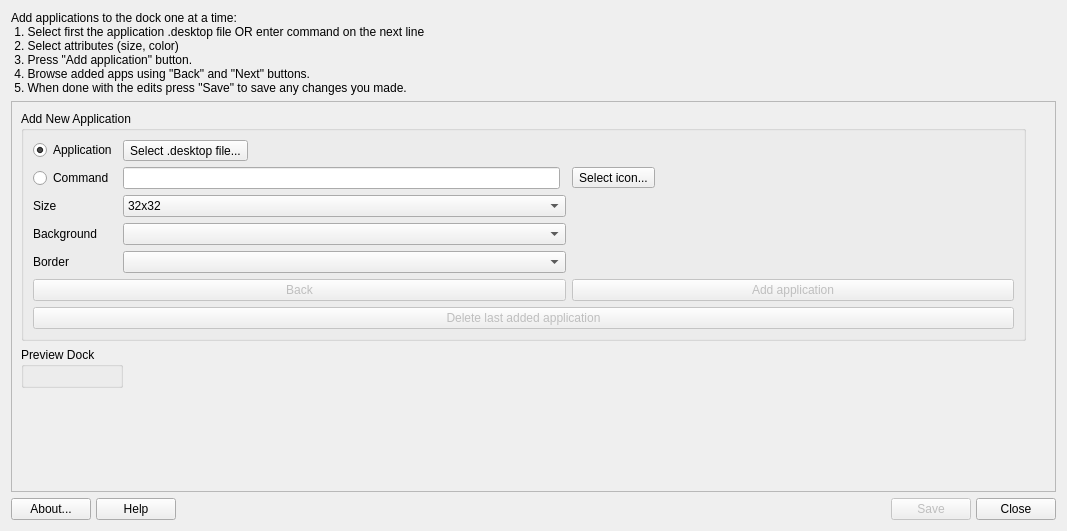
Qt form mainwindow.ui (AdrianTM/mx-dockmaker) before a commit.
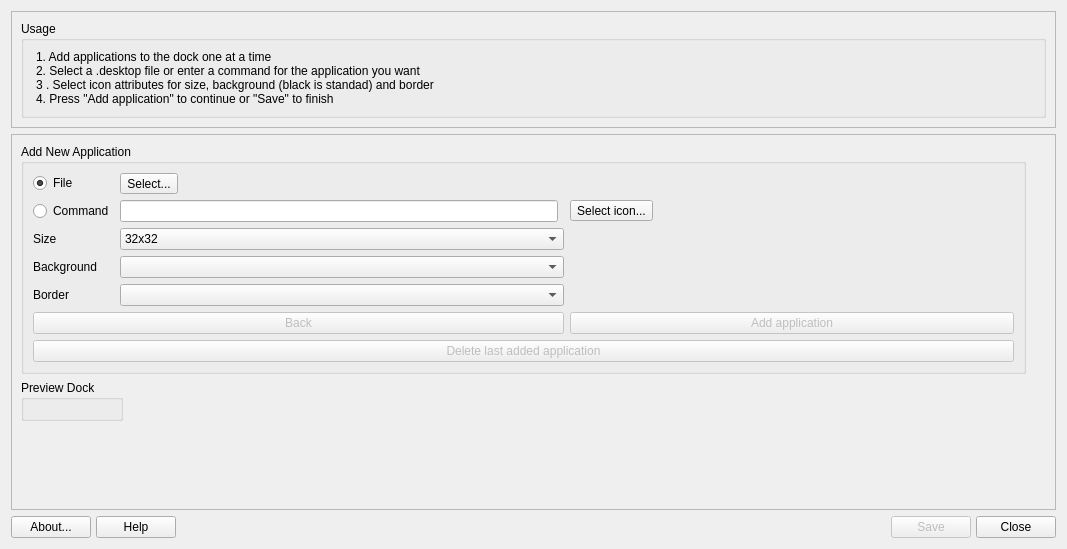
The same form after that commit. Icons and pictures are not drawn.

Patch:
```diff
--- a/mainwindow.ui
+++ b/mainwindow.ui
@@ -7,7 +7,7 @@
     <x>0</x>
     <y>0</y>
     <width>1067</width>
-    <height>531</height>
+    <height>549</height>
    </rect>
   </property>
   <property name="windowTitle">
@@ -15,15 +15,50 @@
   </property>
   <layout class="QVBoxLayout" name="verticalLayout">
    <item>
-    <widget class="QLabel" name="label">
-     <property name="text">
-      <string>Add applications to the dock one at a time:
- 1. Select first the application .desktop file OR enter command on the next line
- 2. Select attributes (size, color)
- 3. Press &quot;Add application&quot; button.
- 4. Browse added apps using &quot;Back&quot; and &quot;Next&quot; buttons.
- 5. When done with the edits press &quot;Save&quot; to save any changes you made.</string>
+    <widget class="QFrame" name="frameUsage">
+     <property name="frameShape">
+      <enum>QFrame::StyledPanel</enum>
      </property>
+     <property name="frameShadow">
+      <enum>QFrame::Plain</enum>
+     </property>
+     <layout class="QGridLayout" name="gridLayout_3">
+      <item row="0" column="0">
+       <widget class="QGroupBox" name="groupBoxUsage">
+        <property name="title">
+         <string>Usage</string>
+        </property>
+        <layout class="QHBoxLayout" name="horizontalLayout_2">
+         <item>
+          <spacer name="horizontalSpacer">
+           <property name="orientation">
+            <enum>Qt::Horizontal</enum>
+           </property>
+           <property name="sizeType">
+            <enum>QSizePolicy::Maximum</enum>
+           </property>
+           <property name="sizeHint" stdset="0">
+            <size>
+             <width>3</width>
+             <height>20</height>
+            </size>
+           </property>
+          </spacer>
+         </item>
+         <item>
+          <widget class="QLabel" name="labelUsage">
+           <property name="text">
+            <string>1. Add applications to the dock one at a time
+2. Select a .desktop file or enter a command for the application you want
+3 . Select icon attributes for size, background (black is standad) and border
+4. Press &quot;Add application&quot; to continue or &quot;Save&quot; to finish</string>
+           </property>
+          </widget>
+         </item>
+        </layout>
+       </widget>
+      </item>
+     </layout>
     </widget>
    </item>
    <item>
@@ -143,7 +178,7 @@
          <item row="0" column="1" colspan="4">
           <widget class="QToolButton" name="buttonSelectApp">
            <property name="text">
-            <string>Select .desktop file...</string>
+            <string>Select...</string>
            </property>
            <property name="popupMode">
             <enum>QToolButton::DelayedPopup</enum>
@@ -189,7 +224,7 @@
          <item row="0" column="0">
           <widget class="QRadioButton" name="radioDesktop">
            <property name="text">
-            <string>Application</string>
+            <string>File</string>
            </property>
            <property name="checked">
             <bool>true</bool>
```
Left out of the diff: 17 changed lines with no effect on the pictures.
